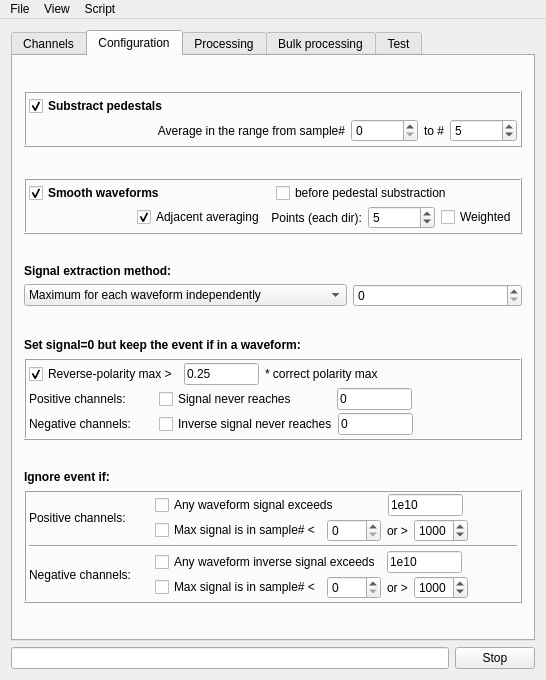
The window that GUI/mainwindow.ui (andrmor/TRB3reader) describes before a commit, drawn with Qt 5.
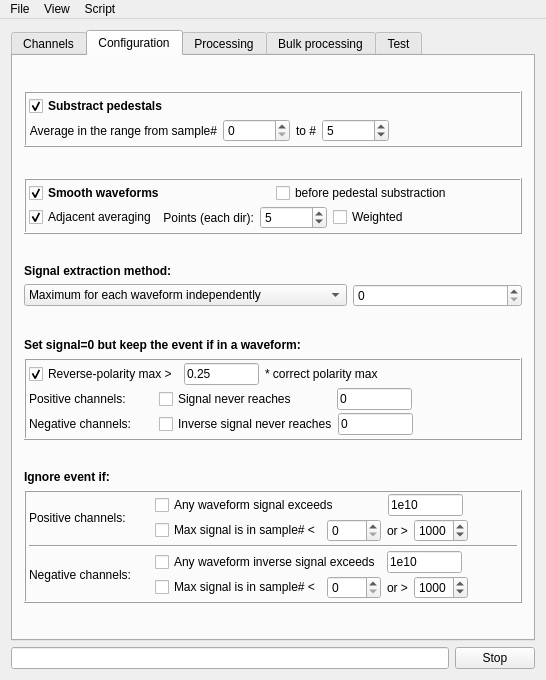
The same window after the commit. The open tabs and pages were chosen to show the change.

Patch:
```diff
--- a/GUI/mainwindow.ui
+++ b/GUI/mainwindow.ui
@@ -433,19 +433,6 @@
               <property name="bottomMargin">
                <number>0</number>
               </property>
-              <item>
-               <spacer name="horizontalSpacer_19">
-                <property name="orientation">
-                 <enum>Qt::Horizontal</enum>
-                </property>
-                <property name="sizeHint" stdset="0">
-                 <size>
-                  <width>46</width>
-                  <height>20</height>
-                 </size>
-                </property>
-               </spacer>
-              </item>
               <item>
                <widget class="QLabel" name="label_8">
                 <property name="text">
@@ -489,6 +476,19 @@
                 </property>
                </widget>
               </item>
+              <item>
+               <spacer name="horizontalSpacer_35">
+                <property name="orientation">
+                 <enum>Qt::Horizontal</enum>
+                </property>
+                <property name="sizeHint" stdset="0">
+                 <size>
+                  <width>40</width>
+                  <height>20</height>
+                 </size>
+                </property>
+               </spacer>
+              </item>
              </layout>
             </widget>
            </item>
@@ -597,19 +597,6 @@
               </property>
               <item>
                <layout class="QHBoxLayout" name="horizontalLayout_2">
-                <item>
-                 <spacer name="horizontalSpacer_35">
-                  <property name="orientation">
-                   <enum>Qt::Horizontal</enum>
-                  </property>
-                  <property name="sizeHint" stdset="0">
-                   <size>
-                    <width>40</width>
-                    <height>20</height>
-                   </size>
-                  </property>
-                 </spacer>
-                </item>
                 <item>
                  <widget class="QCheckBox" name="cbAdjacentAveraging">
                   <property name="text">
@@ -653,6 +640,19 @@
                   </property>
                  </widget>
                 </item>
+                <item>
+                 <spacer name="horizontalSpacer_19">
+                  <property name="orientation">
+                   <enum>Qt::Horizontal</enum>
+                  </property>
+                  <property name="sizeHint" stdset="0">
+                   <size>
+                    <width>40</width>
+                    <height>20</height>
+                   </size>
+                  </property>
+                 </spacer>
+                </item>
                </layout>
               </item>
              </layout>
```
